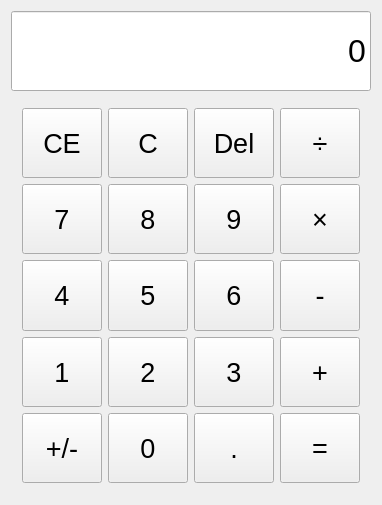
Above: Calculator/Calculator.ui from njdldkl666699/Calculator before the change. Below: the same form after it.
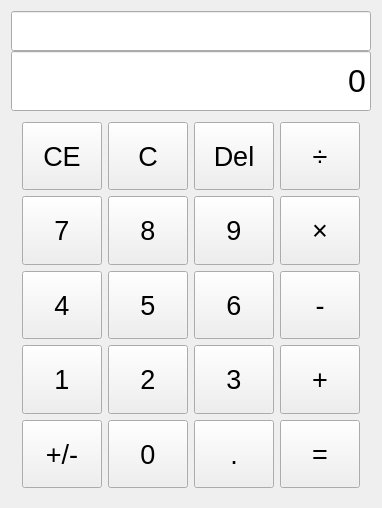
That is the form after the change.

Commit message: 完善计算器功能，现在可以显示上一步运算，功能仿照Windows计算器

What changed in the file:
```diff
--- a/Calculator/Calculator.ui
+++ b/Calculator/Calculator.ui
@@ -7,7 +7,7 @@
     <x>0</x>
     <y>0</y>
     <width>374</width>
-    <height>505</height>
+    <height>508</height>
    </rect>
   </property>
   <property name="windowTitle">
@@ -21,38 +21,16 @@
     </sizepolicy>
    </property>
    <layout class="QGridLayout" name="gridLayout_3">
-    <item row="0" column="0">
-     <widget class="QLineEdit" name="lineEdit">
-      <property name="sizePolicy">
-       <sizepolicy hsizetype="Expanding" vsizetype="Expanding">
-        <horstretch>0</horstretch>
-        <verstretch>0</verstretch>
-       </sizepolicy>
-      </property>
-      <property name="maximumSize">
-       <size>
-        <width>16777215</width>
-        <height>80</height>
-       </size>
-      </property>
-      <property name="font">
-       <font>
-        <family>Microsoft YaHei UI</family>
-        <pointsize>24</pointsize>
-       </font>
-      </property>
-      <property name="text">
-       <string>0</string>
-      </property>
-      <property name="alignment">
-       <set>Qt::AlignmentFlag::AlignRight|Qt::AlignmentFlag::AlignTrailing|Qt::AlignmentFlag::AlignVCenter</set>
-      </property>
-      <property name="readOnly">
-       <bool>true</bool>
-      </property>
-     </widget>
-    </item>
-    <item row="1" column="0">
+    <property name="bottomMargin">
+     <number>9</number>
+    </property>
+    <property name="horizontalSpacing">
+     <number>6</number>
+    </property>
+    <property name="verticalSpacing">
+     <number>0</number>
+    </property>
+    <item row="2" column="0">
      <widget class="QWidget" name="widget_2" native="true">
       <property name="sizePolicy">
        <sizepolicy hsizetype="Preferred" vsizetype="Preferred">
@@ -466,6 +444,67 @@
       </layout>
      </widget>
     </item>
+    <item row="1" column="0">
+     <widget class="QLineEdit" name="lineEdit">
+      <property name="sizePolicy">
+       <sizepolicy hsizetype="Expanding" vsizetype="Expanding">
+        <horstretch>0</horstretch>
+        <verstretch>0</verstretch>
+       </sizepolicy>
+      </property>
+      <property name="maximumSize">
+       <size>
+        <width>16777215</width>
+        <height>60</height>
+       </size>
+      </property>
+      <property name="font">
+       <font>
+        <family>Microsoft YaHei UI</family>
+        <pointsize>24</pointsize>
+       </font>
+      </property>
+      <property name="text">
+       <string>0</string>
+      </property>
+      <property name="alignment">
+       <set>Qt::AlignmentFlag::AlignRight|Qt::AlignmentFlag::AlignTrailing|Qt::AlignmentFlag::AlignVCenter</set>
+      </property>
+      <property name="readOnly">
+       <bool>true</bool>
+      </property>
+     </widget>
+    </item>
+    <item row="0" column="0">
+     <widget class="QLineEdit" name="lineEdit_pre">
+      <property name="sizePolicy">
+       <sizepolicy hsizetype="Expanding" vsizetype="Expanding">
+        <horstretch>0</horstretch>
+        <verstretch>0</verstretch>
+       </sizepolicy>
+      </property>
+      <property name="maximumSize">
+       <size>
+        <width>16777215</width>
+        <height>40</height>
+       </size>
+      </property>
+      <property name="font">
+       <font>
+        <pointsize>13</pointsize>
+       </font>
+      </property>
+      <property name="text">
+       <string/>
+      </property>
+      <property name="alignment">
+       <set>Qt::AlignmentFlag::AlignRight|Qt::AlignmentFlag::AlignTrailing|Qt::AlignmentFlag::AlignVCenter</set>
+      </property>
+      <property name="readOnly">
+       <bool>true</bool>
+      </property>
+     </widget>
+    </item>
    </layout>
   </widget>
   <widget class="QMenuBar" name="menuBar">
```
Left out of the diff: 10 changed lines with no effect on the pictures. The commit also changes 2 other files.
